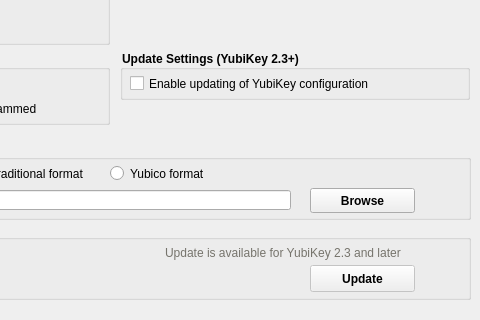
Old version of the form src/ui/settingpage.ui in the repository Yubico/yubikey-personalization-gui; both pictures show x 250 to 730 and y 330 to 650 of the 730 by 650 pixel window.
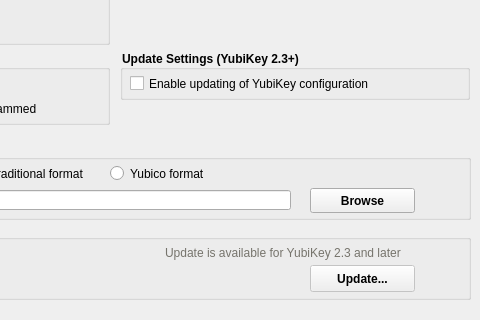
New version of the form. Icons and pictures are not drawn.

Commit message: put ... to show that update leads to a new page

What changed in the file:
```diff
--- a/src/ui/settingpage.ui
+++ b/src/ui/settingpage.ui
@@ -460,7 +460,7 @@
       </rect>
      </property>
      <property name="text">
-      <string>Update</string>
+      <string>Update...</string>
      </property>
     </widget>
     <widget class="QLabel" name="updateDescLbl">
```
